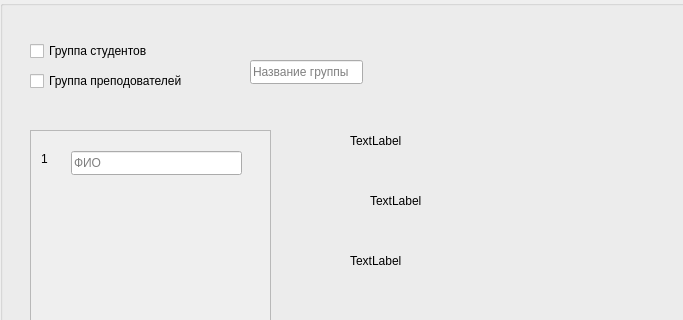
The window that client/Forms/AddGroup/addgroup.ui (sofinvalery/LMS) describes before a commit, drawn with Qt 5; both pictures show x 0 to 683 and y 0 to 320 of the 822 by 527 pixel window.
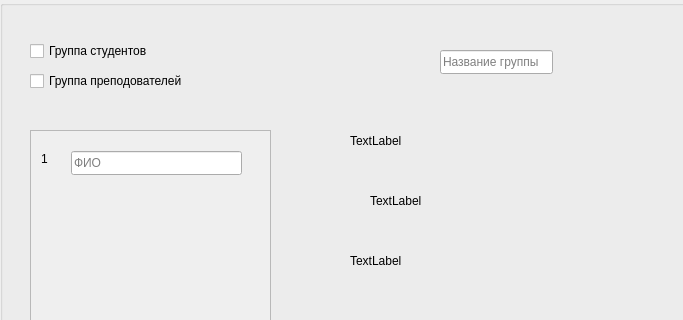
The same window after the commit.

What changed in the file:
```diff
--- a/client/Forms/AddGroup/addgroup.ui
+++ b/client/Forms/AddGroup/addgroup.ui
@@ -30,7 +30,7 @@
      <rect>
       <x>30</x>
       <y>40</y>
-      <width>131</width>
+      <width>211</width>
       <height>22</height>
      </rect>
     </property>
@@ -43,7 +43,7 @@
      <rect>
       <x>30</x>
       <y>70</y>
-      <width>161</width>
+      <width>261</width>
       <height>22</height>
      </rect>
     </property>
@@ -54,8 +54,8 @@
    <widget class="QLineEdit" name="groupLineEdit">
     <property name="geometry">
      <rect>
-      <x>250</x>
-      <y>60</y>
+      <x>440</x>
+      <y>50</y>
       <width>113</width>
       <height>24</height>
      </rect>
```
